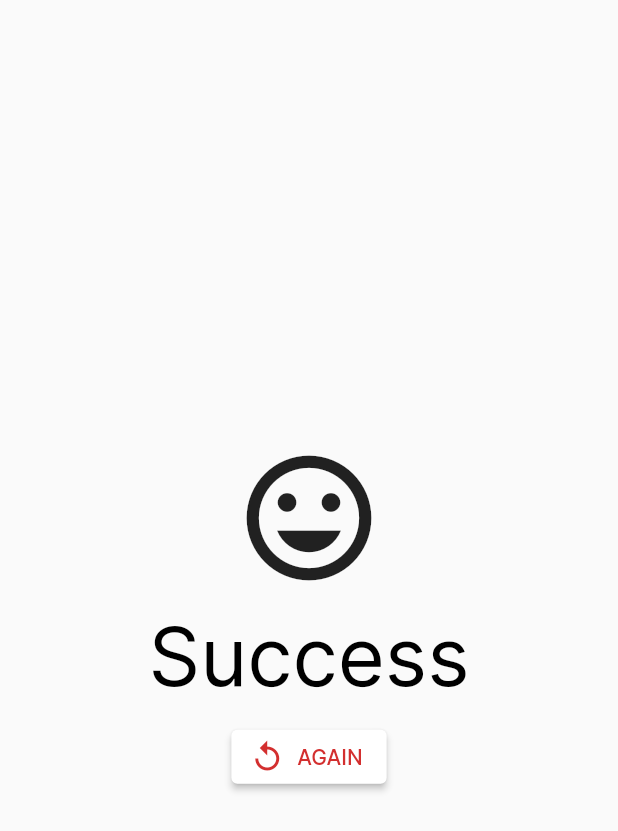
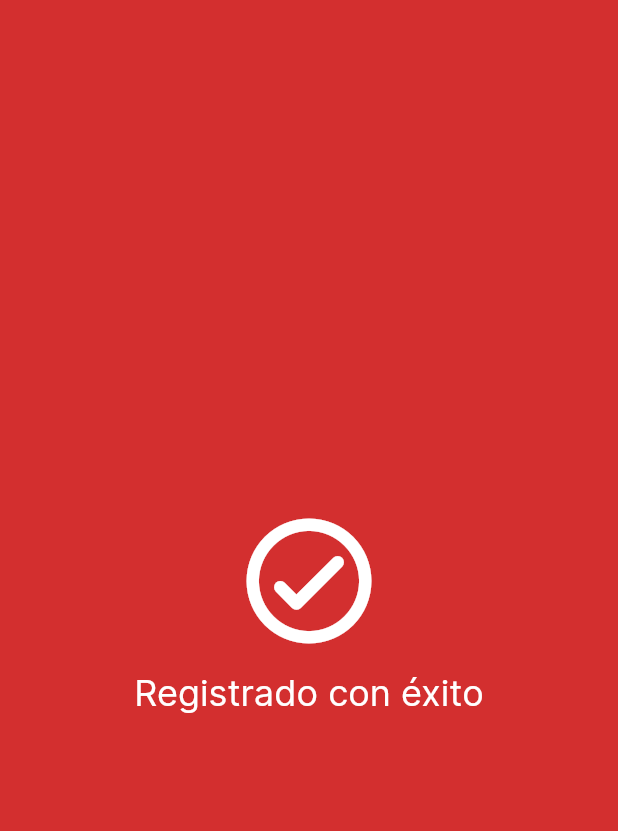
Before and after one commit to alvarofmk/meal-front, a Flutter app: the SuccessScreen screen opened directly, on a phone screen of 412 x 824 dp. Shown: the top 831 px of the screen. Run offline on Flutter 3.47's test engine with Material 2 defaults, Android fonts, the phone set to English and light mode, and no system bars; our stand-ins replace bloc, bloc_concurrency, equatable, flutter_bloc, flutter_rating_bar, get_it and 3 more; missing offline and left inert: flutter_form_bloc, http_interceptor; accounts and stored records are empty; statements that could not run were skipped.

Commit message:
Pantalla éxito registro

```diff
--- a/lib/register/register_screen.dart
+++ b/lib/register/register_screen.dart
@@ -1,5 +1,8 @@
+import 'dart:async';
+
 import 'package:flutter/material.dart';
 import 'package:flutter_form_bloc/flutter_form_bloc.dart';
+import 'package:front/login/login_screen.dart';
 import 'package:front/register/register_bloc.dart';
 
 import '../home_screen.dart';
@@ -45,16 +48,9 @@ class _RegisterFormState extends State<RegisterForm> {
                       LoadingDialog.hide(context),
                   onSuccess: (context, state) {
                     LoadingDialog.hide(context);
-                    final registerBloc =
-                        BlocProvider.of<RegisterFormBloc>(context);
                     if (state.stepCompleted == state.lastStep) {
-                      if (registerBloc.registerAsOwner.value) {
-                        Navigator.of(context).pushReplacement(MaterialPageRoute(
-                            builder: (_) => const SuccessScreen()));
-                      } else {
-                        Navigator.of(context).pushReplacement(MaterialPageRoute(
-                            builder: (context) => HomeScreen()));
-                      }
+                      Navigator.of(context).pushReplacement(MaterialPageRoute(
+                          builder: (context) => SuccessScreen()));
                     }
                   },
                   onFailure: (context, state) {
@@ -200,30 +196,43 @@ class LoadingDialog extends StatelessWidget {
   }
 }
 
-class SuccessScreen extends StatelessWidget {
+class SuccessScreen extends StatefulWidget {
   const SuccessScreen({Key? key}) : super(key: key);
+
+  @override
+  State<SuccessScreen> createState() => _SuccessScreenState();
+}
+
+class _SuccessScreenState extends State<SuccessScreen> {
+  @override
+  void initState() {
+    Timer(Duration(seconds: 3), () {
+      Navigator.pushReplacement(
+          context, MaterialPageRoute(builder: (context) => HomeScreen()));
+    });
+    super.initState();
+  }
 
   @override
   Widget build(BuildContext context) {
     return Scaffold(
+      backgroundColor: Theme.of(context).colorScheme.onPrimary,
       body: Center(
         child: Column(
           mainAxisAlignment: MainAxisAlignment.center,
           children: <Widget>[
-            const Icon(Icons.tag_faces, size: 100),
+            const Icon(
+              Icons.check_circle_outline_rounded,
+              size: 100,
+              color: Colors.white,
+            ),
             const SizedBox(height: 10),
             const Text(
-              'Success',
-              style: TextStyle(fontSize: 54, color: Colors.black),
+              'Registrado con éxito',
+              style: TextStyle(fontSize: 24, color: Colors.white),
               textAlign: TextAlign.center,
             ),
             const SizedBox(height: 10),
-            ElevatedButton.icon(
-              onPressed: () => Navigator.of(context).pushReplacement(
-                  MaterialPageRoute(builder: (_) => const RegisterForm())),
-              icon: const Icon(Icons.replay),
-              label: const Text('AGAIN'),
-            ),
           ],
         ),
       ),
```
